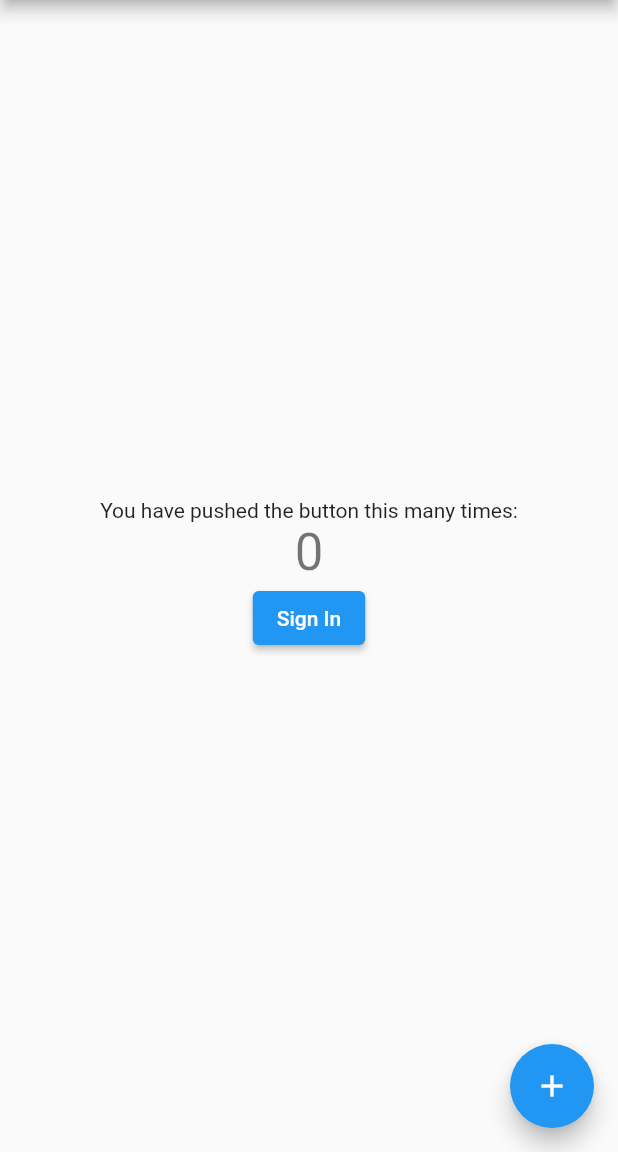
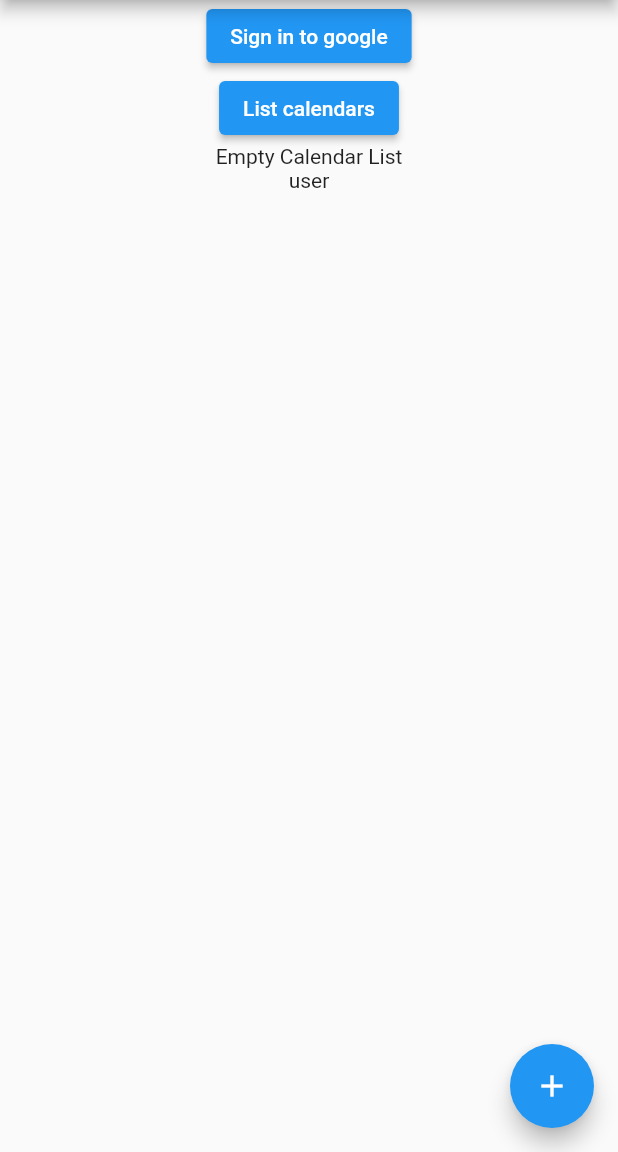
Before and after one commit to tiwaojo/calcsync, a Flutter app: the screen it shows after launch, on a phone screen of 412 x 824 dp, the part 84-1236 px from its top. Run offline on Flutter 3.47's test engine with Material 2 defaults, Android fonts, the phone set to English and light mode, and no system bars; our stand-ins replace firebase_core, google_sign_in, googleapis_auth; missing offline and left inert: extension_google_sign_in_as_googleapis_auth, googleapis; accounts and stored records are empty.

Commit message:
feat: added google signin & oauth. removed exposed API Key
Signed-off-by: tiwaojo <tiwaojo@gmail.com>

```diff
--- /dev/null
+++ b/lib/auth/calsync_auth.dart
@@ -0,0 +1,108 @@
+import 'package:extension_google_sign_in_as_googleapis_auth/extension_google_sign_in_as_googleapis_auth.dart';
+import 'package:flutter/foundation.dart';
+import 'package:flutter/material.dart';
+
+/// Provides the `GoogleSignIn` class
+import 'package:google_sign_in/google_sign_in.dart';
+import 'package:googleapis/calendar/v3.dart';
+import 'package:googleapis_auth/googleapis_auth.dart' as auth show AuthClient;
+
+class CalsyncAuth extends StatefulWidget {
+  const CalsyncAuth({Key? key}) : super(key: key);
+
+  @override
+  State<CalsyncAuth> createState() => _CalsyncAuthState();
+}
+
+class _CalsyncAuthState extends State<CalsyncAuth> {
+  // FirebaseAuth auth = FirebaseAuth.instance;
+
+  GoogleSignInAccount? _currentUser;
+  String calList = "Empty Calendar List";
+  String userDetails = "user";
+  late final GoogleSignIn _googleSignIn; // initialize at runtime
+
+  // String getClientId() {
+  //   final response = rootBundle.loadString('assets/client_secret.json')
+  //       as String; // load client_secret.json
+  //   Map<String, dynamic> clientId =
+  //       jsonDecode(response); // Get the client id from json object
+  //   print(clientId);
+  //   return clientId["client_id"].toString();
+  // }
+
+  @override
+  void initState() {
+    super.initState();
+
+    _googleSignIn = GoogleSignIn(
+      scopes: <String>[CalendarApi.calendarScope],
+      serverClientId:
+          "466724563377-lbfuln359gn1fkcnm41vk92fiqmvt825.apps.googleusercontent.com", // getClientId(), iz7M@HY5$r9fiLP?
+    );
+
+    _googleSignIn.onCurrentUserChanged
+        .listen((GoogleSignInAccount? account) async {
+      setState(() {
+        _currentUser = account;
+      });
+      if (_currentUser != null) {
+        print("Not signed in");
+        getCalendars();
+      }
+    });
+    _googleSignIn.signInSilently();
+  }
+
+  Future<void> getCalendars() async {
+    // Retrieve an [auth.AuthClient] from the current [GoogleSignIn] instance.
+    final auth.AuthClient? client = await _googleSignIn
+        .authenticatedClient(); // a subscription to when the current user changes
+
+    assert(client != null, 'Authenticated client missing!');
+
+    var gCalAPI = CalendarApi(client!);
+    calList = (await gCalAPI.calendarList.list(maxResults: 5))
+        .items
+        ?.first
+        .description as String;
+    setState(() {
+      if (kDebugMode) {
+        // calList = calendarList as String;
+        print(calList);
+      }
+    });
+  }
+
+  Future<void> _handleSignIn() async {
+    try {
+      await _googleSignIn.signIn();
+      setState(() {
+        userDetails = _googleSignIn.currentUser?.email as String;
+      });
+    } catch (error) {
+      print(error); // ignore: avoid_print
+    }
+  }
+
+  Future<void> _handleSignOut() => _googleSignIn.disconnect();
+
+  void listCalendars() {
+    getCalendars();
+  }
+
+  void test() {}
+
+  @override
+  Widget build(BuildContext context) {
+    return Column(
+      children: [
+        ElevatedButton(
+            onPressed: _handleSignIn, child: Text("Sign in to google")),
+        ElevatedButton(onPressed: listCalendars, child: Text("List calendars")),
+        Text(calList),
+        Text(userDetails)
+      ],
+    );
+  }
+}
--- a/lib/main.dart
+++ b/lib/main.dart
@@ -1,3 +1,4 @@
+import 'package:calsync/auth/calsync_auth.dart';
 import 'package:firebase_core/firebase_core.dart';
 import 'package:flutter/material.dart';
 
@@ -67,28 +68,15 @@
     });
   }
 
-  void authClient() {}
-
   @override
   Widget build(BuildContext context) {
     return Scaffold(
+      // drawer: const Drawer(),
       appBar: AppBar(
         title: Text(widget.title),
       ),
       body: Center(
-        child: Column(
-          mainAxisAlignment: MainAxisAlignment.center,
-          children: <Widget>[
-            const Text(
-              'You have pushed the button this many times:',
-            ),
-            Text(
-              '$_counter',
-              style: Theme.of(context).textTheme.headline4,
-            ),
-            ElevatedButton(onPressed: authClient, child: Text("Sign In"))
-          ],
-        ),
+        child: const CalsyncAuth(),
       ),
       floatingActionButton: FloatingActionButton(
         onPressed: _incrementCounter,
--- a/pubspec.yaml
+++ b/pubspec.yaml
@@ -46,6 +46,9 @@
   url_launcher: ^6.1.6
   googleapis_auth: ^1.3.1
   firebase_storage: ^11.0.5
+  firebase_core: ^2.2.0
+  #  firebase_auth: ^0.6.2+1
+  extension_google_sign_in_as_googleapis_auth: ^2.0.7
 
 dev_dependencies:
   flutter_test:
@@ -70,7 +73,8 @@
   uses-material-design: true
 
   # To add assets to your application, add an assets section, like this:
-  # assets:
+  assets:
+    - client_secret.json
   #   - images/a_dot_burr.jpeg
   #   - images/a_dot_ham.jpeg
 
```
Also changed, not shown: assets/client_secret.json (renamed from client_secret_466724563377-lbfuln359gn1fkcnm41vk92fiqmvt825.apps.googleusercontent.com.json), pubspec.lock, 2 other files.
